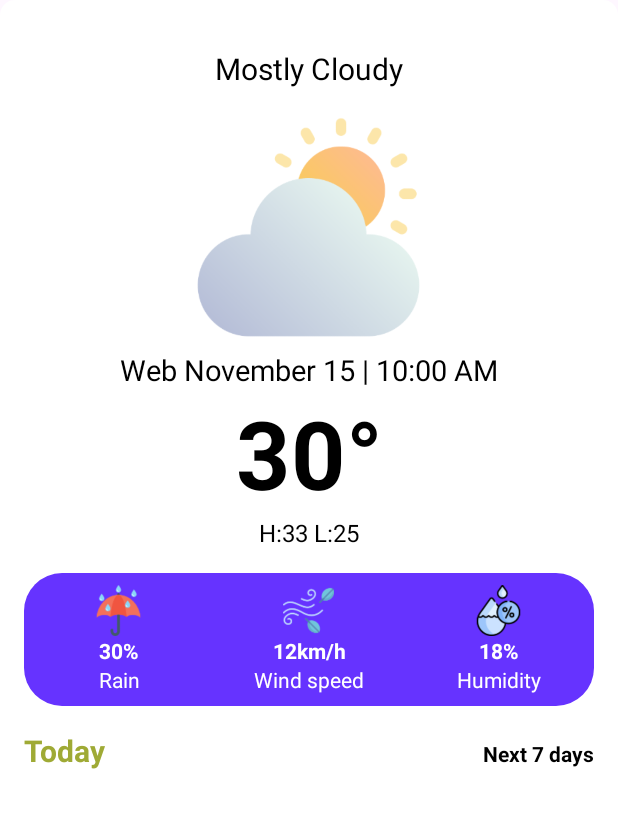
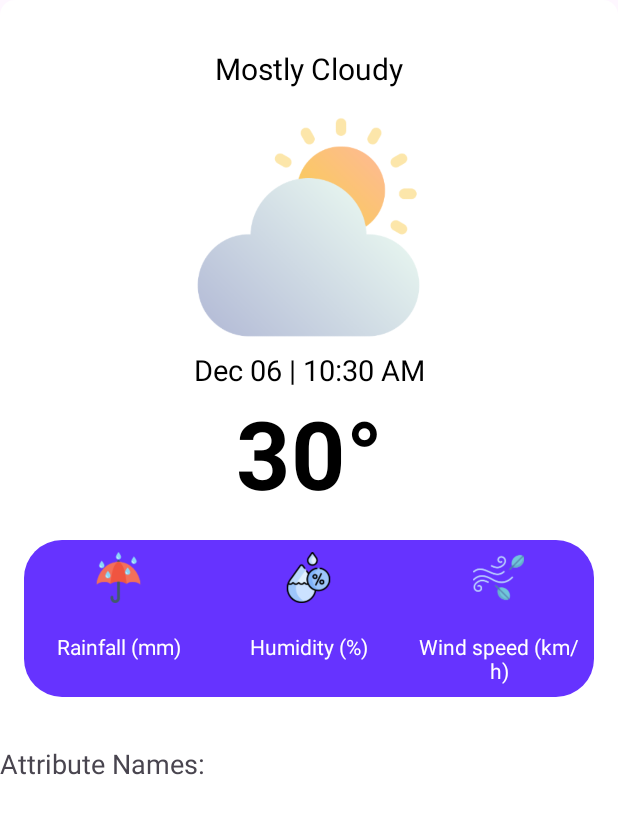
Before and after one commit to TuanAnhDevIT/mobile_app, an Android app: the MainHomeActivity screen opened directly, with no data from a screen before it, on a phone screen of 412 x 824 dp. Shown: the top 814 px of the screen. Run offline under Robolectric (Android 15) with nearby library versions, the light colour scheme and no system bars.

Commit message:
fix mainhome

```diff
--- a/app/src/main/java/com/sunit/mobileapp/Activities/MainHomeActivity.java
+++ b/app/src/main/java/com/sunit/mobileapp/Activities/MainHomeActivity.java
@@ -2,48 +2,56 @@ package com.sunit.mobileapp.Activities;
 
 import androidx.appcompat.app.AppCompatActivity;
 import android.os.Bundle;
-import android.content.Intent;
+import android.os.Handler;
 import android.widget.TextView;
 
-import com.sunit.mobileapp.Adapters.HourlyAdapter;
-import com.sunit.mobileapp.Domains.Hourly;
 import com.sunit.mobileapp.R;
-import androidx.recyclerview.widget.LinearLayoutManager;
 import androidx.recyclerview.widget.RecyclerView;
 
-import java.util.ArrayList;
+import java.text.SimpleDateFormat;
+import java.util.Date;
+import java.util.Locale;
 
 public class MainHomeActivity extends AppCompatActivity {
     private RecyclerView.Adapter adapterHourly;
     private RecyclerView recyclerView;
+
+    private TextView textView;
+
+    private Handler handler = new Handler();
+
 
     @Override
     protected void onCreate(Bundle savedInstanceState) {
         super.onCreate(savedInstanceState);
         setContentView(R.layout.activity_mainhome);
 
-        //initRecyclerView();
-        setVariables();
+        textView = findViewById(R.id.textView2);
+
+
+        handler.postDelayed(runnable, 1000);
+
     }
 
-    private void setVariables() {
-        TextView next7daysBtn = findViewById(R.id.nextBtn);
-        next7daysBtn.setOnClickListener(v -> startActivity(new Intent(MainHomeActivity.this, FutureActivity.class)));
+    private Runnable runnable = new Runnable() {
+        @Override
+        public void run() {
+            updateText();
+            handler.postDelayed(this,1000);
+        }
+    };
+
+    private void updateText(){
+        long currentTimeMillis = System.currentTimeMillis();
+        SimpleDateFormat sdf = new SimpleDateFormat("MMM dd | hh:mm a", Locale.getDefault());
+        String dateString = sdf.format(new Date(currentTimeMillis));
+
+        textView.setText(dateString);
     }
 
-    private void initRecyclerView() {
-        ArrayList<Hourly> items = new ArrayList<>();
+    protected void onDestroy(){
+        super.onDestroy();
+        handler.removeCallbacks(runnable);
+    }
 
-        items.add(new Hourly("9 pm", 28, "cloudy"));
-        items.add(new Hourly("11 pm", 29, "sunny"));
-        items.add(new Hourly("12 pm", 30, "wind"));
-        items.add(new Hourly("1 am", 33, "rainy"));
-        items.add(new Hourly("2 am", 27, "storm"));
-
-        recyclerView = findViewById(R.id.view1);
-        recyclerView.setLayoutManager(new LinearLayoutManager(this, LinearLayoutManager.HORIZONTAL, false));
-
-        adapterHourly = new HourlyAdapter(items);
-        recyclerView.setAdapter(adapterHourly);
-    }
 }
--- a/app/src/main/res/layout/activity_mainhome.xml
+++ b/app/src/main/res/layout/activity_mainhome.xml
@@ -21,7 +21,7 @@
             android:orientation="vertical">
 
             <TextView
-                android:id="@+id/textView"
+                android:id="@+id/textViewGeneralAssessment"
                 android:layout_width="match_parent"
                 android:layout_height="wrap_content"
                 android:text="Mostly Cloudy"
@@ -42,14 +42,14 @@
                 android:id="@+id/textView2"
                 android:layout_width="match_parent"
                 android:layout_height="wrap_content"
-                android:text="Web November 15 | 10:00 AM"
+                android:text=""
                 android:textAlignment="center"
                 android:textSize="19sp"
                 android:textColor="@color/black"
                 android:layout_marginTop="8dp"/>
 
             <TextView
-                android:id="@+id/textView3"
+                android:id="@+id/textViewTemperature"
                 android:layout_width="match_parent"
                 android:layout_height="wrap_content"
                 android:text="30°"
@@ -57,15 +57,6 @@
                 android:textSize="63dp"
                 android:textStyle="bold"
                 android:textAlignment="center"/>
-
-            <TextView
-                android:id="@+id/textView4"
-                android:layout_width="match_parent"
-                android:layout_height="wrap_content"
-                android:text="H:33 L:25"
-                android:textSize="16sp"
-                android:textAlignment="center"
-                android:textColor="@color/black"/>
 
             <LinearLayout
                 android:layout_width="match_parent"
@@ -89,51 +80,19 @@
                         android:src="@drawable/rain" />
 
                     <TextView
-                        android:id="@+id/textView5"
+                        android:id="@+id/textViewRainfallData"
                         android:layout_width="match_parent"
                         android:layout_height="wrap_content"
-                        android:text="30%"
+                        android:text=""
                         android:textAlignment="center"
                         android:textColor="@color/white"
                         android:textStyle="bold" />
 
                     <TextView
-                        android:id="@+id/textView6"
+                        android:id="@+id/textViewRainfall"
                         android:layout_width="match_parent"
                         android:layout_height="wrap_content"
-                        android:text="Rain"
-                        android:textAlignment="center"
-                        android:textColor="@color/white" />
-                </LinearLayout>
-
-                <LinearLayout
-                    android:layout_width="0dp"
-                    android:layout_height="match_parent"
-                    android:layout_margin="8dp"
-                    android:layout_weight="0.333"
-                    android:orientation="vertical">
-
-                    <ImageView
-                        android:id="@+id/imageView3"
-                        android:layout_width="34dp"
-                        android:layout_height="34dp"
-                        android:layout_gravity="center"
-                        android:src="@drawable/wind" />
-
-                    <TextView
-                        android:id="@+id/textView7"
-                        android:layout_width="match_parent"
-                        android:layout_height="wrap_content"
-                        android:text="12km/h"
-                        android:textAlignment="center"
-                        android:textColor="@color/white"
-                        android:textStyle="bold" />
-
-                    <TextView
-                        android:id="@+id/textView8"
-                        android:layout_width="match_parent"
-                        android:layout_height="wrap_content"
-                        android:text="Wind speed"
+                        android:text="Rainfall (mm)"
                         android:textAlignment="center"
                         android:textColor="@color/white" />
                 </LinearLayout>
@@ -153,61 +112,67 @@
                         android:src="@drawable/humidity" />
 
                     <TextView
-                        android:id="@+id/textView9"
+                        android:id="@+id/textViewHumidityData"
                         android:layout_width="match_parent"
                         android:layout_height="wrap_content"
-                        android:text="18%"
+                        android:text=""
                         android:textAlignment="center"
                         android:textColor="@color/white"
                         android:textStyle="bold" />
 
                     <TextView
-                        android:id="@+id/textView10"
+                        android:id="@+id/textViewHumidity"
                         android:layout_width="match_parent"
                         android:layout_height="wrap_content"
-                        android:text="Humidity"
+                        android:text="Humidity (%)"
                         android:textAlignment="center"
                         android:textColor="@color/white" />
 
                 </LinearLayout>
 
-            </LinearLayout>
+                <LinearLayout
+                    android:layout_width="0dp"
+                    android:layout_height="match_parent"
+                    android:layout_margin="8dp"
+                    android:layout_weight="0.333"
+                    android:orientation="vertical">
 
-            <LinearLayout
-                android:layout_width="match_parent"
-                android:layout_height="match_parent"
-                android:orientation="horizontal">
+                    <ImageView
+                        android:id="@+id/imageView3"
+                        android:layout_width="34dp"
+                        android:layout_height="34dp"
+                        android:layout_gravity="center"
+                        android:src="@drawable/wind" />
 
-                <TextView
-                    android:id="@+id/textView11"
-                    android:layout_width="wrap_content"
-                    android:layout_height="wrap_content"
-                    android:layout_weight="1"
-                    android:text="Today"
-                    android:textColor="#9FAA35"
-                    android:textStyle="bold"
-                    android:textSize="20sp"
-                    android:layout_marginStart="16dp"/>
+                    <TextView
+                        android:id="@+id/textViewWindspeedData"
+                        android:layout_width="match_parent"
+                        android:layout_height="wrap_content"
+                        android:text=""
+                        android:textAlignment="center"
+                        android:textColor="@color/white"
+                        android:textStyle="bold" />
 
-                <TextView
-                    android:id="@+id/nextBtn"
-                    android:layout_width="wrap_content"
-                    android:layout_height="wrap_content"
-                    android:text="Next 7 days"
-                    android:textSize="14sp"
-                    android:textStyle="bold"
-                    android:textColor="@color/black"
-                    android:layout_marginEnd="16dp"/>
+                    <TextView
+                        android:id="@+id/textViewWindspeed"
+                        android:layout_width="match_parent"
+                        android:layout_height="wrap_content"
+                        android:text="Wind speed (km/h)"
+                        android:textAlignment="center"
+                        android:textColor="@color/white" />
+                </LinearLayout>
 
             </LinearLayout>
 
-            <androidx.recyclerview.widget.RecyclerView
-                android:layout_width="match_parent"
-                android:layout_height="match_parent"
-                android:clipToPadding="false"
-                android:paddingStart="16dp"
-                android:paddingEnd="16dp"
-                android:id="@+id/view1"/>
+            <TextView
+                android:id="@+id/attributeNamesTextView"
+                android:layout_width="wrap_content"
+                android:layout_height="wrap_content"
+                android:layout_marginTop="16dp"
+                android:text="Attribute Names: "
+                android:textSize="18sp" />
+
+
 
         </LinearLayout>
     </ScrollView>
```
Also changed, not shown: app/src/main/java/com/sunit/mobileapp/Activities/GoogleMap.java (+19 -17 lines), app/src/main/res/layout/activity_google_map.xml (+30 -6 lines).
